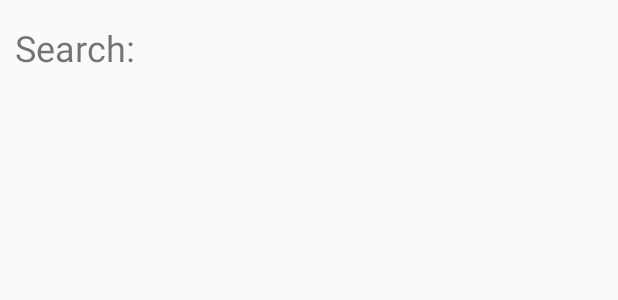
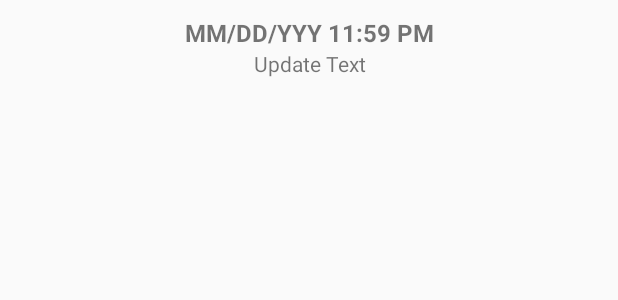
Before and after one commit to zkharris/Kodery, an Android app: the layout update_popup.xml on its own in the app's theme, with its tools: preview values and no code run, on a phone screen of 412 x 824 dp. Shown: the top 300 px of the screen. Run offline under Robolectric (Android 15) with nearby library versions, the phone set to English and light mode, and no system bars.

Commit message:
update popup & formatting changes for item_update

```diff
--- a/app/src/main/res/layout/activity_friends_list.xml
+++ b/app/src/main/res/layout/update_popup.xml
@@ -1,26 +1,29 @@
 <?xml version="1.0" encoding="utf-8"?>
-<LinearLayout xmlns:android="http://schemas.android.com/apk/res/android"
-    xmlns:app="http://schemas.android.com/apk/res-auto"
-    xmlns:tools="http://schemas.android.com/tools"
+<LinearLayout
+    xmlns:android="http://schemas.android.com/apk/res/android"
+    android:orientation="vertical"
     android:layout_width="match_parent"
-    android:layout_height="match_parent"
-    android:orientation="vertical">
+    android:layout_height="wrap_content"
+    android:layout_margin="5dp">
 
     <TextView
-        android:id="@+id/textView2"
+        android:id="@+id/update_date_pp"
         android:layout_width="match_parent"
         android:layout_height="wrap_content"
-        android:text="Search:"
-        android:textSize="24sp"
-        android:layout_marginLeft="10dp"
-        android:layout_marginTop="15dp"
-        android:layout_marginBottom="5dp"/>
+        android:text="MM/DD/YYY 11:59 PM"
+        android:textStyle="bold"
+        android:paddingTop="5dp"
+        android:textSize="16sp"
+        android:maxLines="1"
+        android:ellipsize="end"
+        android:textAlignment="center"/>
 
-    <android.support.v7.widget.RecyclerView
-        android:id="@+id/friendsRecycleView"
+    <TextView
+        android:id="@+id/update_name_pp"
         android:layout_width="match_parent"
         android:layout_height="wrap_content"
-        android:layout_margin="10dp"/>
-
+        android:text="Update Text"
+        android:textSize="14sp"
+        android:textAlignment="center"/>
 
 </LinearLayout>
```
